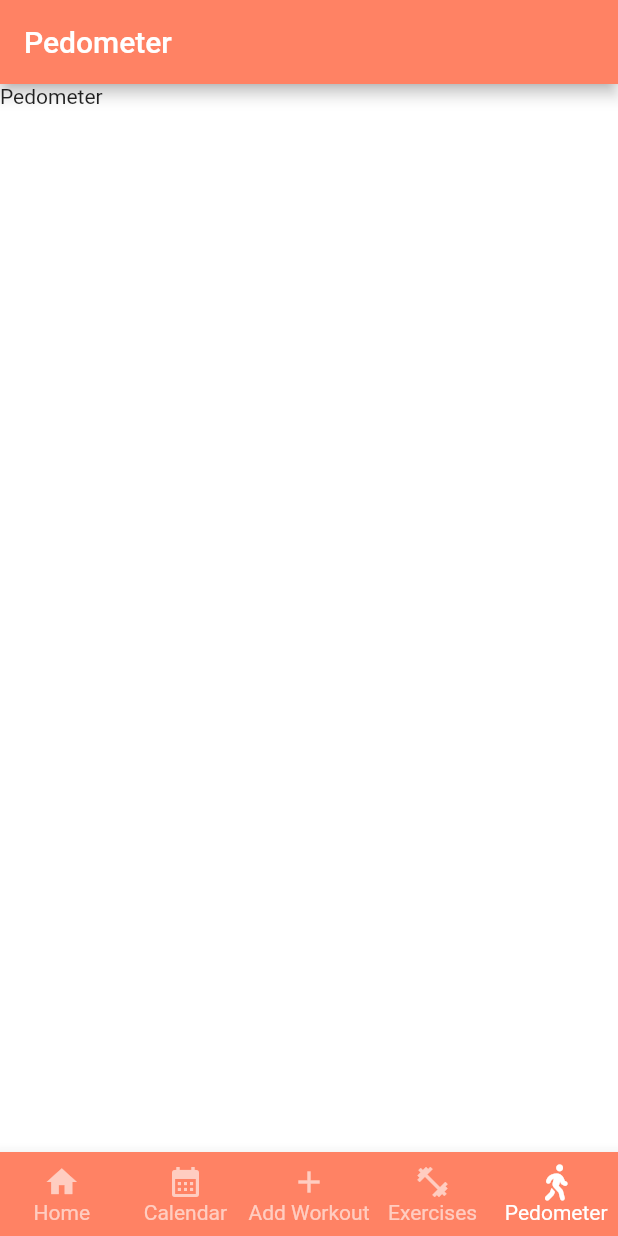
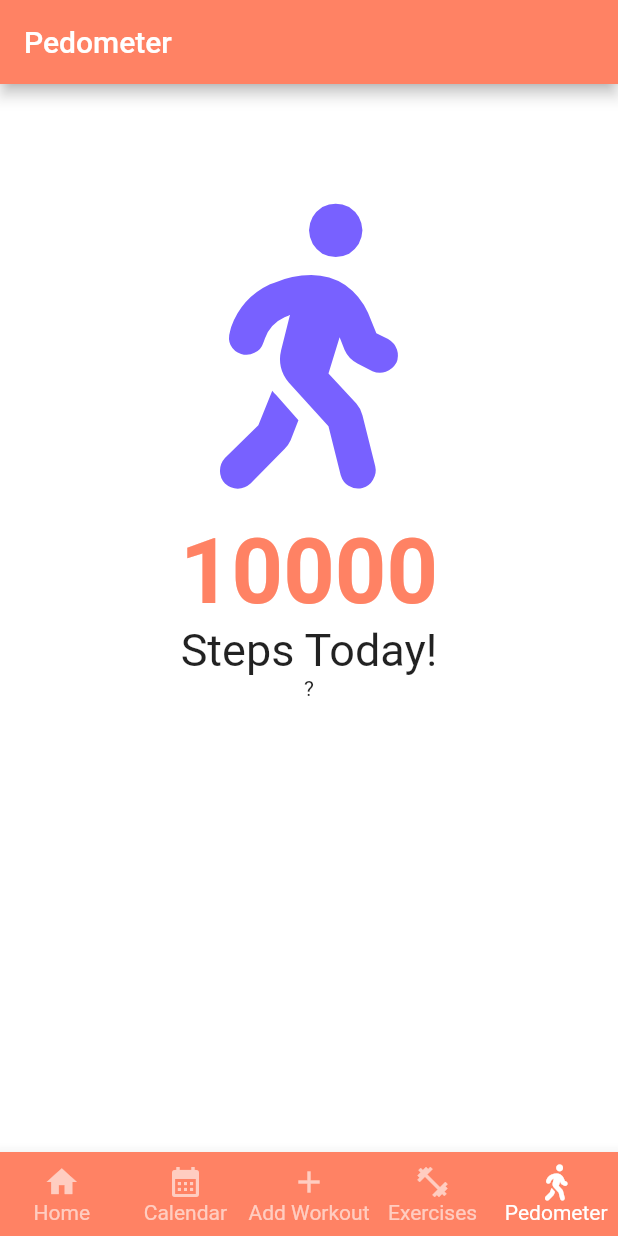
Before and after one commit to ahmadmua/PROG20261---Fire-Up-Fitness, a Flutter app: the HomeScreen screen opened directly, after a tap on an icon or button, on a phone screen of 412 x 824 dp. Run offline on Flutter 3.47's test engine with Material 2 defaults, Android fonts, the phone set to English and light mode, and no system bars; our stand-ins replace cloud_firestore, firebase_auth, firebase_core, font_awesome_flutter, pedometer; accounts and stored records are empty.

Commit message:
Basic pedometer implementation - incomplete

```diff
--- a/lib/home-screen.dart
+++ b/lib/home-screen.dart
@@ -32,7 +32,7 @@ class _HomeScreenState extends State<HomeScreen> {
             ),
             IconButton(
               icon: const Icon(Icons.add),
-              color: const Color.fromRGBO(103, 71, 255, 1.0),
+              color: const Color.fromRGBO(120, 97, 255, 1.0),
               iconSize: 190,
               onPressed: () {
                 Navigator.push(context, MaterialPageRoute(builder: (context) {
@@ -44,7 +44,7 @@ class _HomeScreenState extends State<HomeScreen> {
             IconButton(
               icon: const Icon(Icons.fitness_center),
               iconSize: 190,
-              color: const Color.fromRGBO(103, 71, 255, 1.0),
+              color: const Color.fromRGBO(120, 97, 255, 1.0),
               onPressed: () {
                 Navigator.push(context, MaterialPageRoute(builder: (context) {
                   return const WorkEdScreen();
@@ -63,7 +63,7 @@ class _HomeScreenState extends State<HomeScreen> {
             IconButton(
               icon: const Icon(Icons.calendar_month),
               iconSize: 190,
-              color: const Color.fromRGBO(103, 71, 255, 1.0),
+              color: const Color.fromRGBO(120, 97, 255, 1.0),
               onPressed: () {
                 Navigator.push(context, MaterialPageRoute(builder: (context) {
                   return const CalendarScreen();
@@ -74,7 +74,7 @@ class _HomeScreenState extends State<HomeScreen> {
             IconButton(
               icon: const FaIcon(FontAwesomeIcons.personWalking),
               iconSize: 190,
-              color: const Color.fromRGBO(103, 71, 255, 1.0),
+              color: const Color.fromRGBO(120, 97, 255, 1.0),
               onPressed: () {
                 Navigator.push(context, MaterialPageRoute(builder: (context) {
                   return const PedometerScreen();
--- a/lib/pedometer-screen.dart
+++ b/lib/pedometer-screen.dart
@@ -1,10 +1,12 @@
+import 'dart:async';
+
 import 'package:flutter/material.dart';
 import 'package:font_awesome_flutter/font_awesome_flutter.dart';
 import 'package:project/home-screen.dart';
 import 'package:project/workEd-screen.dart';
-
 import 'calendar-screen.dart';
 import 'createWorkout-screen.dart';
+import 'package:pedometer/pedometer.dart';
 
 
 class PedometerScreen extends StatefulWidget {
@@ -17,6 +19,36 @@ class PedometerScreen extends StatefulWidget {
 
 class _PedometerScreenState extends State<PedometerScreen> {
   int _currentIndex = 4;
+
+  late Stream<StepCount> _stepCountStream;
+  String _steps = '?';
+
+  @override
+  void initState() {
+    super.initState();
+    initPlatformState();
+  }
+
+  void onStepCount(StepCount event) {
+    print(event);
+    setState(() {
+      _steps = event.steps.toString();
+    });
+  }
+
+  void onStepCountError(error) {
+    print('onStepCountError: $error');
+    setState(() {
+      _steps = 'Step Count not available';
+    });
+  }
+
+  void initPlatformState() {
+    _stepCountStream = Pedometer.stepCountStream;
+    _stepCountStream.listen(onStepCount).onError(onStepCountError);
+
+    if (!mounted) return;
+  }
 
   @override
   Widget build(BuildContext context) {
@@ -86,8 +118,21 @@ class _PedometerScreenState extends State<PedometerScreen> {
             ),
           ],
         ),
-        body: const Text(
-          "Pedometer"
+        body: Column(
+          children:  <Widget> [
+            const SizedBox(
+              height: 80,
+            ),
+            const Center(
+              child: FaIcon(FontAwesomeIcons.personWalking, size: 190, color: Color.fromRGBO(120, 97, 255, 1.0)),
+            ),
+            const SizedBox(
+              height: 20,
+            ),
+            const Text("10000", style: TextStyle(fontWeight: FontWeight.bold, fontSize: 60, color: Color.fromRGBO(255, 130, 100, 1))),
+            const Text("Steps Today!", style: TextStyle(fontSize: 30)),
+            Text(_steps),
+          ],
         )
     );
   }
--- a/pubspec.yaml
+++ b/pubspec.yaml
@@ -44,6 +44,7 @@ dependencies:
   provider: ^6.0.2
   font_awesome_flutter: ^10.1.0
   fluttertoast: ^8.0.9
+  pedometer: ^3.0.0
 
 dev_dependencies:
   flutter_test:
```
Also changed, not shown: pubspec.lock, 1 other file.
